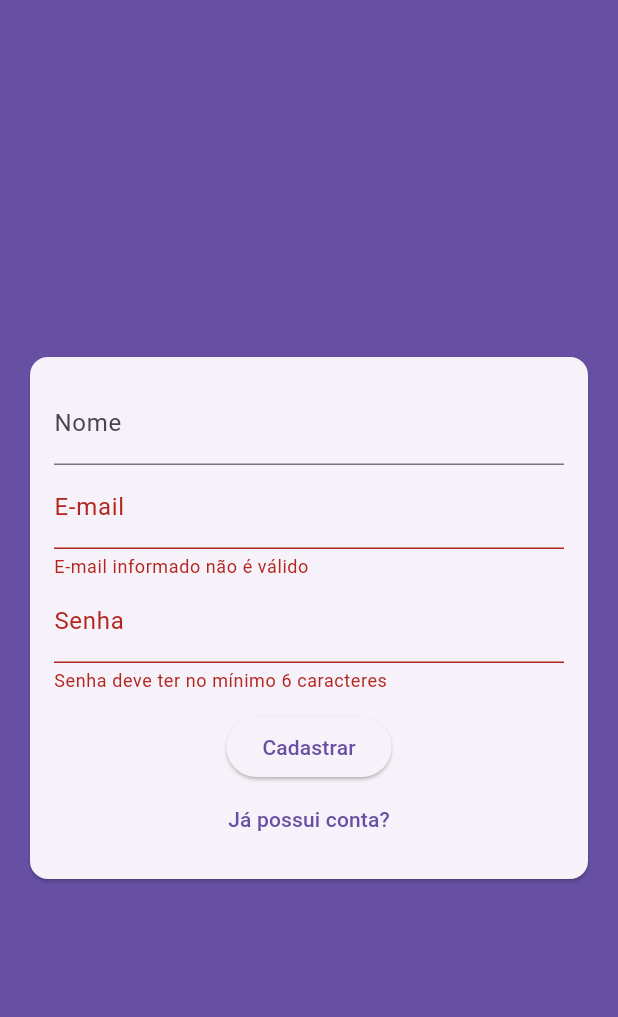
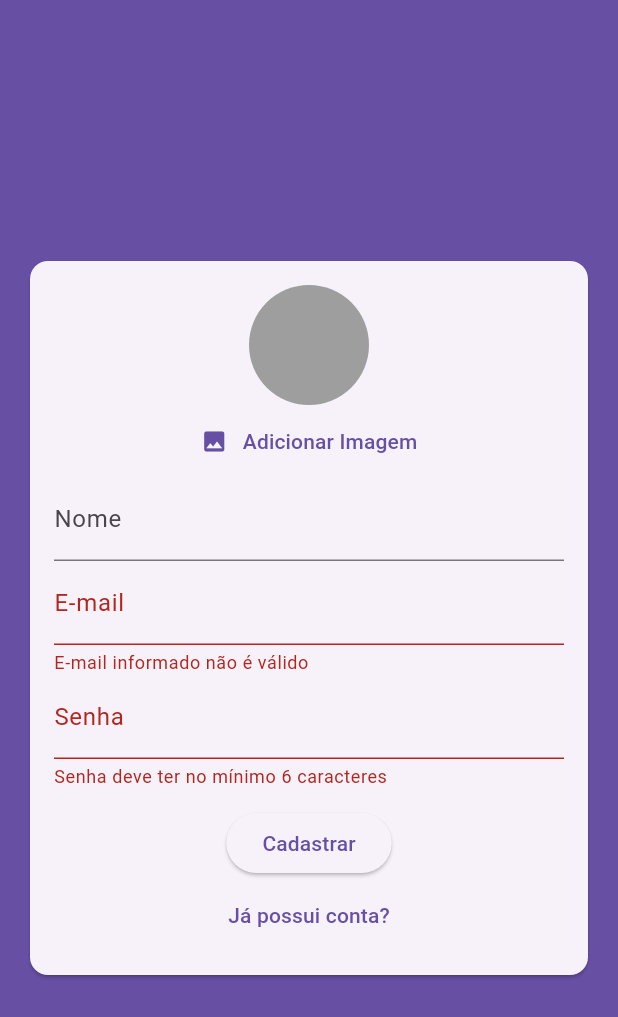
Before and after one commit to AfonsoMachado/flutter_chat, a Flutter app: the screen it shows after launch, after a tap on "Entrar", after a tap on "Criar um nova conta?", on a phone screen of 412 x 824 dp. Shown: the top 1017 px of the screen. Run offline on Flutter 3.47's test engine with Material 3 defaults, Android fonts, the phone set to English and light mode, and no system bars; our stand-ins replace image_picker.

Commit message:
pick profile image

```diff
--- a/lib/components/auth_form.dart
+++ b/lib/components/auth_form.dart
@@ -1,4 +1,7 @@
+import 'dart:io';
+
 import 'package:flutter/material.dart';
+import 'package:flutter_chat/components/user_image_picker.dart';
 import 'package:flutter_chat/models/auth_form_data.dart';
 
 class AuthForm extends StatefulWidget {
@@ -14,9 +17,24 @@ class _AuthFormState extends State<AuthForm> {
   final _formKey = GlobalKey<FormState>();
   final _formData = AuthFormData();
 
+  void _handleImagePick(File image) {
+    _formData.image = image;
+  }
+
+  void _showError(String msg) {
+    ScaffoldMessenger.of(context).showSnackBar(SnackBar(
+      content: Text(msg),
+      backgroundColor: Theme.of(context).colorScheme.error,
+    ));
+  }
+
   void _submit() {
     final isValid = _formKey.currentState?.validate() ?? false;
     if (!isValid) return;
+
+    if (_formData.image == null && _formData.isSignUp) {
+      return _showError('Imagem não selecionada');
+    }
 
     widget.onSubmit(_formData);
   }
@@ -31,6 +49,8 @@ class _AuthFormState extends State<AuthForm> {
           key: _formKey,
           child: Column(
             children: [
+              if (_formData.isSignUp)
+                UserImagePicker(onImagePick: _handleImagePick),
               if (_formData.isSignUp)
                 TextFormField(
                   key: const ValueKey('name'),
--- /dev/null
+++ b/lib/components/user_image_picker.dart
@@ -0,0 +1,60 @@
+import 'dart:io';
+
+import 'package:flutter/material.dart';
+import 'package:image_picker/image_picker.dart';
+
+class UserImagePicker extends StatefulWidget {
+  final void Function(File image) onImagePick;
+
+  const UserImagePicker({super.key, required this.onImagePick});
+
+  @override
+  State<UserImagePicker> createState() => _UserImagePickerState();
+}
+
+class _UserImagePickerState extends State<UserImagePicker> {
+  File? _image;
+
+  Future<void> _pickImage() async {
+    final picker = ImagePicker();
+    final pickedImage = await picker.pickImage(
+      source: ImageSource.gallery,
+      imageQuality: 50,
+      maxWidth: 150,
+    );
+
+    if (pickedImage != null) {
+      setState(() {
+        _image = File(pickedImage.path);
+      });
+
+      widget.onImagePick(_image!);
+    }
+  }
+
+  @override
+  Widget build(BuildContext context) {
+    return Column(
+      children: [
+        CircleAvatar(
+          radius: 40,
+          backgroundColor: Colors.grey,
+          backgroundImage: _image != null ? FileImage(_image!) : null,
+        ),
+        TextButton(
+            onPressed: _pickImage,
+            child: Row(
+              mainAxisAlignment: MainAxisAlignment.center,
+              children: [
+                Icon(
+                  Icons.image,
+                  color: Theme.of(context).primaryColor,
+                ),
+                const SizedBox(width: 10),
+                const Text('Adicionar Imagem')
+              ],
+            ))
+      ],
+    );
+  }
+}
--- a/pubspec.yaml
+++ b/pubspec.yaml
@@ -35,6 +35,7 @@ dependencies:
   # The following adds the Cupertino Icons font to your application.
   # Use with the CupertinoIcons class for iOS style icons.
   cupertino_icons: ^1.0.2
+  image_picker: ^1.0.7
 
 dev_dependencies:
   flutter_test:
```
Also changed, not shown: pubspec.lock, 1 other file.
